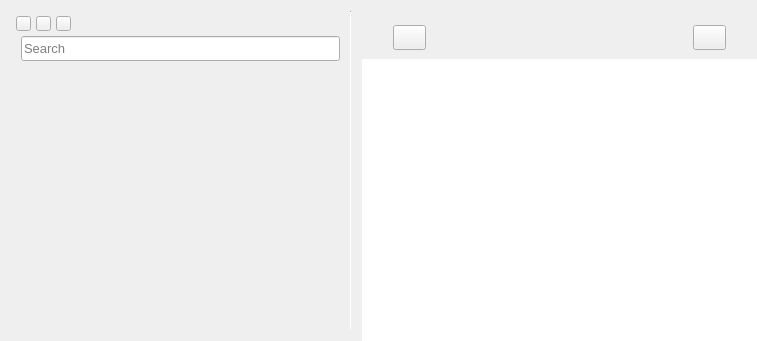
The window that src/mainwindow.ui (nuttyartist/notes) describes before a commit, drawn with Qt 5.
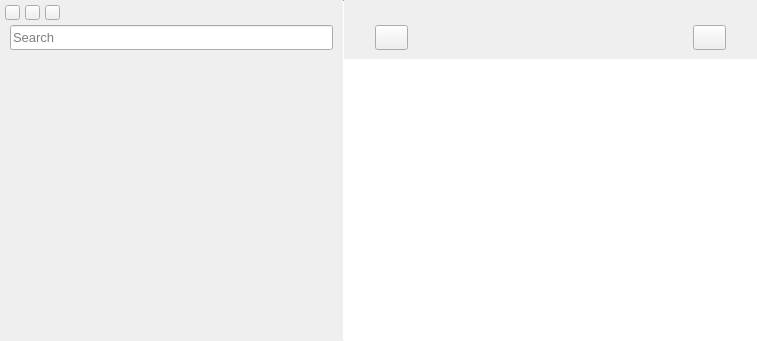
The same window after the commit. Icons and pictures are not drawn.

What changed in the file:
```diff
--- a/src/mainwindow.ui
+++ b/src/mainwindow.ui
@@ -41,6 +41,12 @@
      <verstretch>0</verstretch>
     </sizepolicy>
    </property>
+   <property name="minimumSize">
+    <size>
+     <width>505</width>
+     <height>260</height>
+    </size>
+   </property>
    <layout class="QVBoxLayout" name="verticalLayout">
     <property name="spacing">
      <number>0</number>
@@ -80,11 +86,23 @@
       <property name="handleWidth">
        <number>0</number>
       </property>
-      <widget class="QWidget" name="horizontalLayoutWidget">
+      <widget class="QFrame" name="frameLeft">
        <layout class="QHBoxLayout" name="horizontalLayout_scrollArea">
         <property name="spacing">
          <number>0</number>
         </property>
+        <property name="leftMargin">
+         <number>0</number>
+        </property>
+        <property name="topMargin">
+         <number>0</number>
+        </property>
+        <property name="rightMargin">
+         <number>0</number>
+        </property>
+        <property name="bottomMargin">
+         <number>0</number>
+        </property>
         <item>
          <layout class="QVBoxLayout" name="verticalLayout_scrollArea">
           <property name="spacing">
@@ -479,8 +497,8 @@
               <rect>
                <x>0</x>
                <y>0</y>
-               <width>214</width>
-               <height>274</height>
+               <width>434</width>
+               <height>276</height>
               </rect>
              </property>
              <property name="sizePolicy">
```
Left out of the diff: 2 changed lines with no effect on the pictures.
